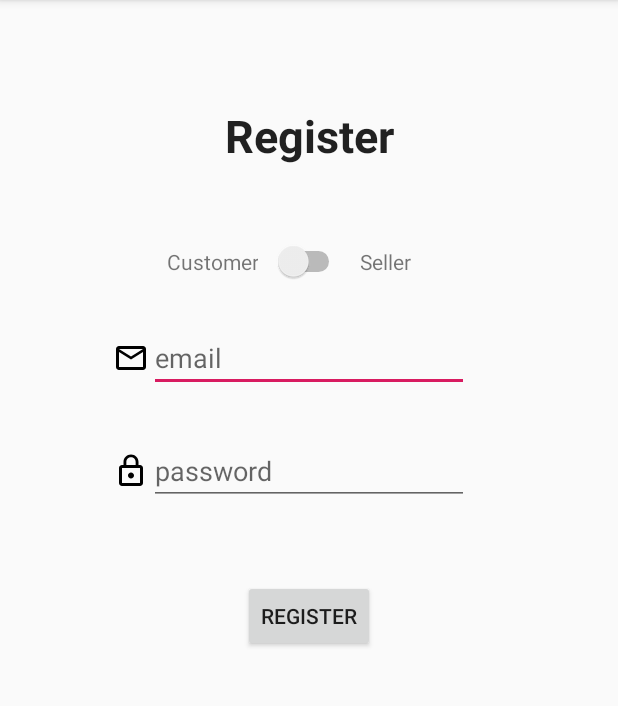
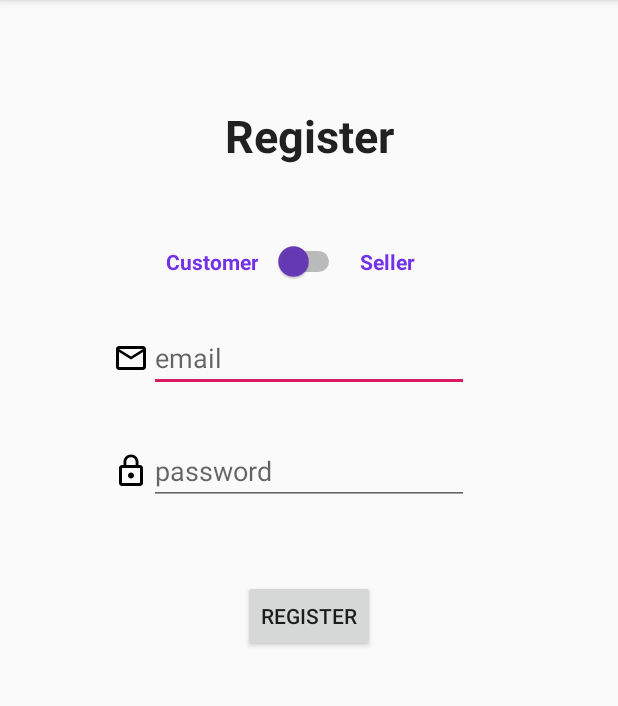
Before and after one commit to avinabaray/Old-Sold-Android-App, an Android app: the RegisterUser screen opened directly, with no data from a screen before it, on a phone screen of 412 x 824 dp, the part 84-790 px from its top. Run offline under Robolectric (Android 15) with nearby library versions, the phone set to English and light mode, and no system bars; our stand-ins replace Firebase (no records; nobody signed in at launch, a user with empty details on screens opened directly).

Commit message:
Switch Color changed in Register activity_register_user.xml

```diff
--- a/app/src/main/res/layout/activity_register_user.xml
+++ b/app/src/main/res/layout/activity_register_user.xml
@@ -4,6 +4,7 @@
     xmlns:tools="http://schemas.android.com/tools"
     android:layout_width="match_parent"
     android:layout_height="match_parent"
+    android:foregroundTint="#00BB3636"
     tools:context=".RegisterUser">
 
     <TextView
@@ -36,14 +37,18 @@
             android:layout_weight="1"
             android:paddingEnd="10dp"
             android:text="Customer"
-            android:textAlignment="textEnd" />
+            android:textAlignment="textEnd"
+            android:textColor="@color/customerSelector"
+            android:textStyle="bold" />
 
         <Switch
             android:id="@+id/switchUserRole"
             android:layout_width="wrap_content"
             android:layout_height="wrap_content"
             android:layout_weight="1"
-            android:isScrollContainer="false" />
+            android:forceDarkAllowed="false"
+            android:isScrollContainer="false"
+            android:thumbTint="#673AB7" />
 
         <TextView
             android:id="@+id/textView6"
@@ -52,7 +57,9 @@
             android:layout_weight="1"
             android:paddingStart="10dp"
             android:text="Seller"
-            android:textAlignment="textStart" />
+            android:textAlignment="textStart"
+            android:textColor="@color/sellerSelector"
+            android:textStyle="bold" />
     </LinearLayout>
 
     <EditText
--- a/app/src/main/res/values/colors.xml
+++ b/app/src/main/res/values/colors.xml
@@ -3,4 +3,6 @@
     <color name="colorPrimary">#008577</color>
     <color name="colorPrimaryDark">#00574B</color>
     <color name="colorAccent">#D81B60</color>
+    <color name="sellerSelector">#7332E6</color>
+    <color name="customerSelector">#7332E6</color>
 </resources>
```
